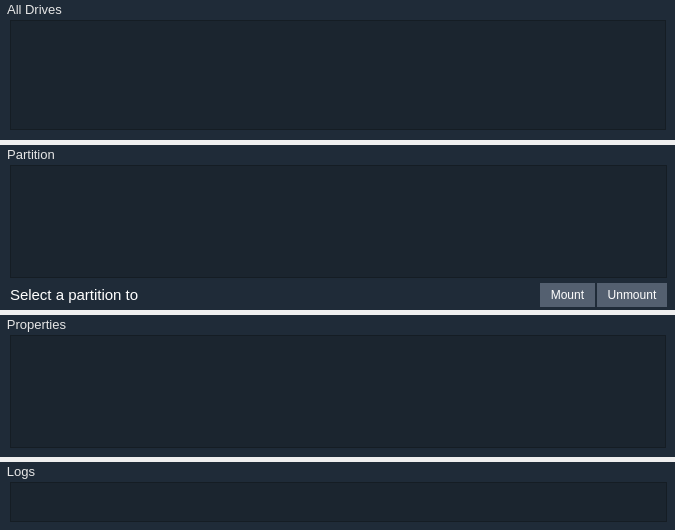
This is app/dashboard/pdrives.ui in rahmanshaber/corebox as Qt 5 draws it before an edit. The edited form follows.
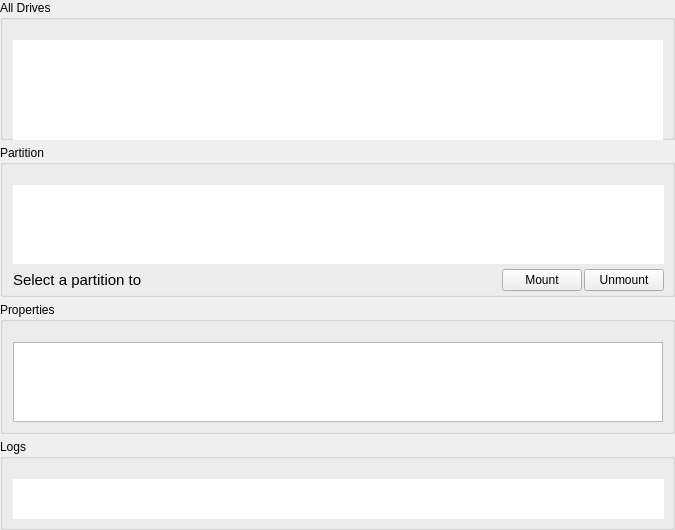
This is the edited form.

What changed in the file:
```diff
--- a/app/dashboard/pdrives.ui
+++ b/app/dashboard/pdrives.ui
@@ -13,28 +13,6 @@
   <property name="windowTitle">
    <string>Form</string>
   </property>
-  <property name="styleSheet">
-   <string notr="true">QGroupBox {
-    font-size: 13px;
-    margin-top: -1ex;
-    background-color: #34343C;
-    color: #E6E6E6;
-    border: 1px  gray;
-}
-
-QGroupBox::title {
-    subcontrol-origin: margin;
-    subcontrol-position: top left;
-    background-color: #1F2B38;
-    color: #E6E6E6;
-    padding: 2px 5px 2px 5px;
-}
-
-QListWidget{
-background-color:#1B252F;
-color: #E6E6E6;
-}</string>
-  </property>
   <layout class="QVBoxLayout" name="verticalLayout_3">
    <property name="spacing">
     <number>5</number>
@@ -65,12 +43,6 @@
        <height>140</height>
       </size>
      </property>
-     <property name="styleSheet">
-      <string notr="true">QWidget{
-background-color:#1F2B38;
-color:#ffffff;
-}</string>
-     </property>
      <property name="title">
       <string>All Drives</string>
      </property>
@@ -104,34 +76,8 @@
         <property name="focusPolicy">
          <enum>Qt::NoFocus</enum>
         </property>
-        <property name="styleSheet">
-         <string notr="true">QWidget{
-background-color:#1B252F;
-color:#ffffff;
-}
-
-QScrollBar:vertical {
-background-color: rgba( 0, 0, 0, 72% );
-max-width: 8px;
-border-radius: 4px;
-padding: 1px; }
-
-QScrollBar::handle:vertical {
-background-color: silver;
-max-width: 6px;
-border-radius: 3px; }
-
-QScrollBar::sub-page:vertical {
-background-color: rgba( 0, 0, 0, 72% ); }
-
-QScrollBar::add-page:vertical {
-background-color: rgba( 0, 0, 0, 72% ); }
-
-QScrollBar::add-line:vertical, 
-QScrollBar::sub-line:vertical {
-width: 0px; height: 0px; }
-
-</string>
+        <property name="frameShape">
+         <enum>QFrame::NoFrame</enum>
         </property>
         <property name="horizontalScrollBarPolicy">
          <enum>Qt::ScrollBarAlwaysOff</enum>
@@ -170,12 +116,6 @@
    </item>
    <item>
     <widget class="QGroupBox" name="partiton">
-     <property name="styleSheet">
-      <string notr="true">QWidget{
-background-color:#1F2B38;
-color:#ffffff;
-}</string>
-     </property>
      <property name="title">
       <string>Partition</string>
      </property>
@@ -203,15 +143,6 @@
         <property name="toolTip">
          <string>Mount the Pertition</string>
         </property>
-        <property name="styleSheet">
-         <string notr="true">QPushButton{
-background-color:#546070 ;
-color:#ffffff ;
-border: 1px #3F67C0;
-padding: 5px 10px 5px 10px;
-}
-</string>
-        </property>
         <property name="text">
          <string>Mount</string>
         </property>
@@ -222,14 +153,8 @@
         <property name="focusPolicy">
          <enum>Qt::NoFocus</enum>
         </property>
-        <property name="styleSheet">
-         <string notr="true">QWidget{
-background-color:#1B252F;
-color:#ffffff;
-}</string>
-        </property>
         <property name="frameShape">
-         <enum>QFrame::StyledPanel</enum>
+         <enum>QFrame::NoFrame</enum>
         </property>
         <property name="frameShadow">
          <enum>QFrame::Sunken</enum>
@@ -284,15 +209,6 @@
         <property name="toolTip">
          <string>&lt;html&gt;&lt;head/&gt;&lt;body&gt;&lt;p&gt;Mount the Pertition&lt;/p&gt;&lt;/body&gt;&lt;/html&gt;</string>
         </property>
-        <property name="styleSheet">
-         <string notr="true">QPushButton{
-background-color:#546070 ;
-color:#ffffff ;
-border: 1px #3F67C0;
-padding: 5px 10px 5px 10px;
-}
-</string>
-        </property>
         <property name="text">
          <string>Unmount</string>
         </property>
@@ -315,12 +231,6 @@
    </item>
    <item>
     <widget class="QGroupBox" name="properties">
-     <property name="styleSheet">
-      <string notr="true">QWidget{
-background-color:#1F2B38;
-color:#ffffff;
-}</string>
-     </property>
      <property name="title">
       <string>Properties</string>
      </property>
@@ -345,35 +255,6 @@
         <property name="focusPolicy">
          <enum>Qt::NoFocus</enum>
         </property>
-        <property name="styleSheet">
-         <string notr="true">QWidget{
-background-color: #1B252F; ;
-color: #ffffff;
-}
-
-QScrollBar:vertical {
-background-color: rgba( 0, 0, 0, 72% );
-max-width: 8px;
-border-radius: 4px;
-padding: 1px; }
-
-QScrollBar::handle:vertical {
-background-color: silver;
-max-width: 6px;
-border-radius: 3px; }
-
-QScrollBar::sub-page:vertical {
-background-color: rgba( 0, 0, 0, 72% ); }
-
-QScrollBar::add-page:vertical {
-background-color: rgba( 0, 0, 0, 72% ); }
-
-QScrollBar::add-line:vertical, 
-QScrollBar::sub-line:vertical {
-width: 0px; height: 0px; }
-
-</string>
-        </property>
        </widget>
       </item>
      </layout>
@@ -381,12 +262,6 @@
    </item>
    <item>
     <widget class="QGroupBox" name="logs">
-     <property name="styleSheet">
-      <string notr="true">QWidget{
-background-color:#1F2B38;
-color:#ffffff;
-}</string>
-     </property>
      <property name="title">
       <string>Logs</string>
      </property>
@@ -417,11 +292,8 @@
         <property name="focusPolicy">
          <enum>Qt::NoFocus</enum>
         </property>
-        <property name="styleSheet">
-         <string notr="true">QWidget{
-background-color:#1B252F;
-color:#ffffff;
-}</string>
+        <property name="frameShape">
+         <enum>QFrame::NoFrame</enum>
         </property>
         <property name="editTriggers">
          <set>QAbstractItemView::NoEditTriggers</set>
```
